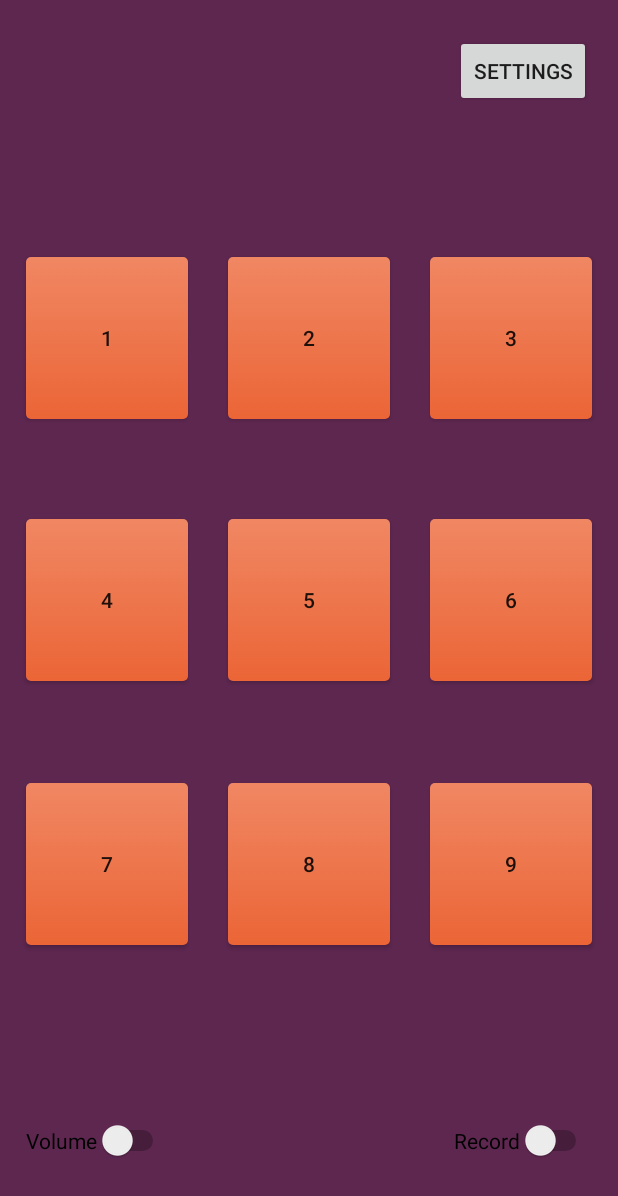
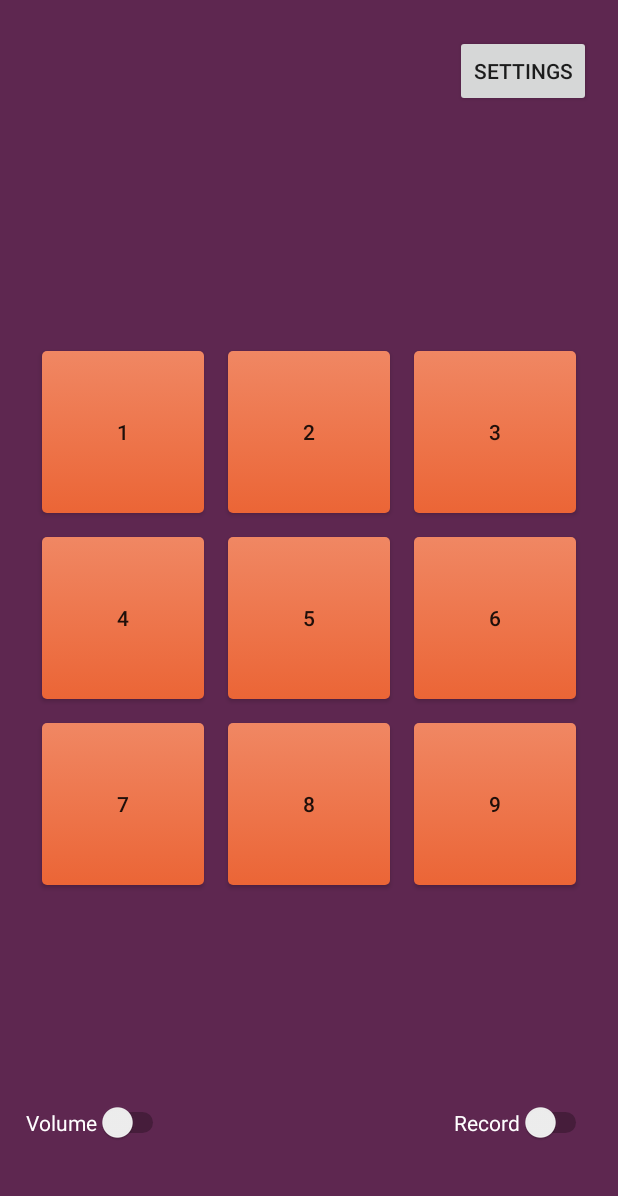
Before and after one commit to clo355/nine-pad, an Android app: the screen it shows after launch (MainActivity), on a phone screen of 412 x 824 dp. Shown: the top 1196 px of the screen. Run offline under Robolectric (Android 15) with nearby library versions, the phone set to English and light mode, and no system bars.

Commit message:
Fixed button constraints

```diff
--- a/app/src/main/AndroidManifest.xml
+++ b/app/src/main/AndroidManifest.xml
@@ -9,14 +9,16 @@
         android:roundIcon="@mipmap/ic_launcher_round"
         android:supportsRtl="true"
         android:theme="@style/AppTheme">
-        <activity android:name=".MainActivity">
+        <activity android:name=".MainActivity"
+            android:screenOrientation="portrait">
             <intent-filter>
                 <action android:name="android.intent.action.MAIN" />
 
                 <category android:name="android.intent.category.LAUNCHER" />
             </intent-filter>
         </activity>
-        <activity android:name=".SettingsActivity"></activity>
+        <activity android:name=".SettingsActivity"
+            android:screenOrientation="portrait"></activity>
     </application>
 
 </manifest>
--- a/app/src/main/res/layout/activity_main.xml
+++ b/app/src/main/res/layout/activity_main.xml
@@ -4,8 +4,11 @@
     xmlns:tools="http://schemas.android.com/tools"
     android:layout_width="match_parent"
     android:layout_height="match_parent"
+    android:orientation="vertical"
     android:background="@color/midAubergine100Percent"
-    tools:context="com.clww.nine_pad.MainActivity">
+    tools:context="com.clww.nine_pad.MainActivity"
+    tools:layout_editor_absoluteY="25dp"
+    tools:layout_editor_absoluteX="0dp">
 
 
     <Button
@@ -14,12 +17,9 @@
         android:layout_height="108dp"
         android:background="@drawable/nine_buttons"
         android:text="@string/button_1_label"
-        app:layout_constraintBottom_toBottomOf="parent"
-        app:layout_constraintHorizontal_bias="0.057"
-        app:layout_constraintLeft_toLeftOf="parent"
-        app:layout_constraintRight_toRightOf="parent"
-        app:layout_constraintTop_toTopOf="parent"
-        app:layout_constraintVertical_bias="0.239" />
+        android:layout_marginBottom="16dp"
+        app:layout_constraintBottom_toTopOf="@+id/button4"
+        app:layout_constraintLeft_toLeftOf="@+id/button4" />
 
     <Button
         android:id="@+id/button2"
@@ -27,11 +27,11 @@
         android:layout_height="108dp"
         android:background="@drawable/nine_buttons"
         android:text="@string/button_2_label"
-        app:layout_constraintBottom_toBottomOf="parent"
-        app:layout_constraintLeft_toLeftOf="parent"
-        app:layout_constraintRight_toRightOf="parent"
-        app:layout_constraintTop_toTopOf="parent"
-        app:layout_constraintVertical_bias="0.239" />
+        android:layout_marginBottom="16dp"
+        app:layout_constraintBottom_toTopOf="@+id/button5"
+        app:layout_constraintRight_toLeftOf="@+id/button3"
+        android:layout_marginRight="16dp"
+        android:layout_marginEnd="16dp" />
 
     <Button
         android:id="@+id/button3"
@@ -39,12 +39,9 @@
         android:layout_height="108dp"
         android:background="@drawable/nine_buttons"
         android:text="@string/button_3_label"
-        app:layout_constraintBottom_toBottomOf="parent"
-        app:layout_constraintHorizontal_bias="0.942"
-        app:layout_constraintLeft_toLeftOf="parent"
-        app:layout_constraintRight_toRightOf="parent"
-        app:layout_constraintTop_toTopOf="parent"
-        app:layout_constraintVertical_bias="0.239" />
+        android:layout_marginBottom="16dp"
+        app:layout_constraintBottom_toTopOf="@+id/button6"
+        app:layout_constraintRight_toRightOf="@+id/button6" />
 
     <Button
         android:id="@+id/button4"
@@ -52,11 +49,10 @@
         android:layout_height="108dp"
         android:background="@drawable/nine_buttons"
         android:text="@string/button_4_label"
-        app:layout_constraintBottom_toBottomOf="parent"
-        app:layout_constraintHorizontal_bias="0.059"
-        app:layout_constraintLeft_toLeftOf="@+id/button1"
-        app:layout_constraintTop_toTopOf="parent"
-        app:layout_constraintVertical_bias="0.483" />
+        app:layout_constraintRight_toLeftOf="@+id/button5"
+        android:layout_marginRight="16dp"
+        app:layout_constraintTop_toTopOf="@+id/button5"
+        android:layout_marginEnd="16dp" />
 
     <Button
         android:id="@+id/button5"
@@ -65,11 +61,9 @@
         android:background="@drawable/nine_buttons"
         android:text="@string/button_5_label"
         app:layout_constraintBottom_toBottomOf="parent"
-        app:layout_constraintHorizontal_bias="0.501"
-        app:layout_constraintLeft_toLeftOf="@+id/button2"
-        app:layout_constraintRight_toRightOf="@+id/button2"
         app:layout_constraintTop_toTopOf="parent"
-        app:layout_constraintVertical_bias="0.483" />
+        app:layout_constraintRight_toRightOf="parent"
+        app:layout_constraintLeft_toLeftOf="parent" />
 
     <Button
         android:id="@+id/button6"
@@ -77,11 +71,10 @@
         android:layout_height="108dp"
         android:background="@drawable/nine_buttons"
         android:text="@string/button_6_label"
-        app:layout_constraintBottom_toBottomOf="parent"
-        app:layout_constraintHorizontal_bias="0.94"
-        app:layout_constraintRight_toRightOf="@+id/button3"
-        app:layout_constraintTop_toTopOf="parent"
-        app:layout_constraintVertical_bias="0.483" />
+        app:layout_constraintLeft_toRightOf="@+id/button5"
+        android:layout_marginLeft="16dp"
+        app:layout_constraintTop_toTopOf="@+id/button5"
+        android:layout_marginStart="16dp" />
 
     <Button
         android:id="@+id/button7"
@@ -89,11 +82,11 @@
         android:layout_height="108dp"
         android:background="@drawable/nine_buttons"
         android:text="@string/button_7_label"
-        app:layout_constraintBottom_toBottomOf="parent"
-        app:layout_constraintHorizontal_bias="0.059"
-        app:layout_constraintLeft_toLeftOf="@+id/button4"
-        app:layout_constraintTop_toTopOf="parent"
-        app:layout_constraintVertical_bias="0.729" />
+        app:layout_constraintRight_toLeftOf="@+id/button8"
+        android:layout_marginRight="16dp"
+        android:layout_marginTop="16dp"
+        app:layout_constraintTop_toBottomOf="@+id/button4"
+        android:layout_marginEnd="16dp" />
 
     <Button
         android:id="@+id/button8"
@@ -101,12 +94,9 @@
         android:layout_height="108dp"
         android:background="@drawable/nine_buttons"
         android:text="@string/button_8_label"
-        app:layout_constraintBottom_toBottomOf="parent"
-        app:layout_constraintHorizontal_bias="0.501"
-        app:layout_constraintLeft_toLeftOf="@+id/button5"
-        app:layout_constraintRight_toRightOf="@+id/button5"
-        app:layout_constraintTop_toTopOf="parent"
-        app:layout_constraintVertical_bias="0.729" />
+        android:layout_marginTop="16dp"
+        app:layout_constraintTop_toBottomOf="@+id/button5"
+        app:layout_constraintRight_toRightOf="@+id/button5" />
 
     <Button
         android:id="@+id/button9"
@@ -114,22 +104,22 @@
         android:layout_height="108dp"
         android:background="@drawable/nine_buttons"
         android:text="@string/button_9_label"
-        app:layout_constraintBottom_toBottomOf="parent"
-        app:layout_constraintHorizontal_bias="0.94"
-        app:layout_constraintRight_toRightOf="@+id/button6"
-        app:layout_constraintTop_toTopOf="parent"
-        app:layout_constraintVertical_bias="0.729" />
+        android:layout_marginTop="16dp"
+        app:layout_constraintTop_toBottomOf="@+id/button6"
+        app:layout_constraintLeft_toRightOf="@+id/button8"
+        android:layout_marginLeft="16dp"
+        android:layout_marginStart="16dp" />
 
     <Button
         android:id="@+id/buttonSettings"
         android:layout_width="wrap_content"
         android:layout_height="wrap_content"
         android:text="@string/button_Settings_label"
+        app:layout_constraintRight_toRightOf="parent"
+        app:layout_constraintLeft_toLeftOf="parent"
         app:layout_constraintBottom_toBottomOf="parent"
+        app:layout_constraintTop_toTopOf="parent"
         app:layout_constraintHorizontal_bias="0.945"
-        app:layout_constraintLeft_toLeftOf="parent"
-        app:layout_constraintRight_toRightOf="parent"
-        app:layout_constraintTop_toTopOf="parent"
         app:layout_constraintVertical_bias="0.03" />
 
     <Switch
@@ -137,23 +127,25 @@
         android:layout_width="wrap_content"
         android:layout_height="wrap_content"
         android:text="@string/switch_Record_label"
+        android:textColor="@color/white"
+        app:layout_constraintRight_toRightOf="parent"
+        app:layout_constraintLeft_toLeftOf="parent"
         app:layout_constraintBottom_toBottomOf="parent"
+        app:layout_constraintTop_toTopOf="parent"
         app:layout_constraintHorizontal_bias="0.946"
-        app:layout_constraintLeft_toLeftOf="parent"
-        app:layout_constraintRight_toRightOf="parent"
-        app:layout_constraintTop_toTopOf="parent"
-        app:layout_constraintVertical_bias="0.937" />
+        app:layout_constraintVertical_bias="0.922" />
 
     <Switch
         android:id="@+id/switchVolume"
         android:layout_width="wrap_content"
         android:layout_height="wrap_content"
         android:text="@string/switch_Volume_label"
+        android:textColor="@color/white"
+        app:layout_constraintRight_toRightOf="parent"
+        app:layout_constraintLeft_toLeftOf="parent"
         app:layout_constraintBottom_toBottomOf="parent"
+        app:layout_constraintTop_toTopOf="parent"
         app:layout_constraintHorizontal_bias="0.054"
-        app:layout_constraintLeft_toLeftOf="parent"
-        app:layout_constraintRight_toRightOf="parent"
-        app:layout_constraintTop_toTopOf="parent"
-        app:layout_constraintVertical_bias="0.937" />
+        app:layout_constraintVertical_bias="0.922" />
 
 </android.support.constraint.ConstraintLayout>
--- a/app/src/main/res/layout/activity_settings.xml
+++ b/app/src/main/res/layout/activity_settings.xml
@@ -4,6 +4,7 @@
     xmlns:tools="http://schemas.android.com/tools"
     android:layout_width="match_parent"
     android:layout_height="match_parent"
+    android:background="@color/midAubergine80Percent"
     tools:context="com.clww.nine_pad.SettingsActivity"
     tools:layout_editor_absoluteY="25dp"
     tools:layout_editor_absoluteX="0dp">
@@ -25,6 +26,7 @@
         android:layout_width="wrap_content"
         android:layout_height="wrap_content"
         android:text="@string/switch_DisplayPadNumbers_label"
+        android:textColor="@color/white"
         app:layout_constraintBottom_toBottomOf="parent"
         app:layout_constraintHorizontal_bias="0.928"
         app:layout_constraintLeft_toLeftOf="parent"
--- a/app/src/main/res/values/styles.xml
+++ b/app/src/main/res/values/styles.xml
@@ -1,8 +1,6 @@
 <resources>
 
-    <!-- Base application theme. -->
     <style name="AppTheme" parent="Theme.AppCompat.Light.NoActionBar">
-        <!-- Customize your theme here. -->
         <item name="colorPrimary">@color/colorPrimary</item>
         <item name="colorPrimaryDark">@color/colorPrimaryDark</item>
         <item name="colorAccent">@color/colorAccent</item>
```
